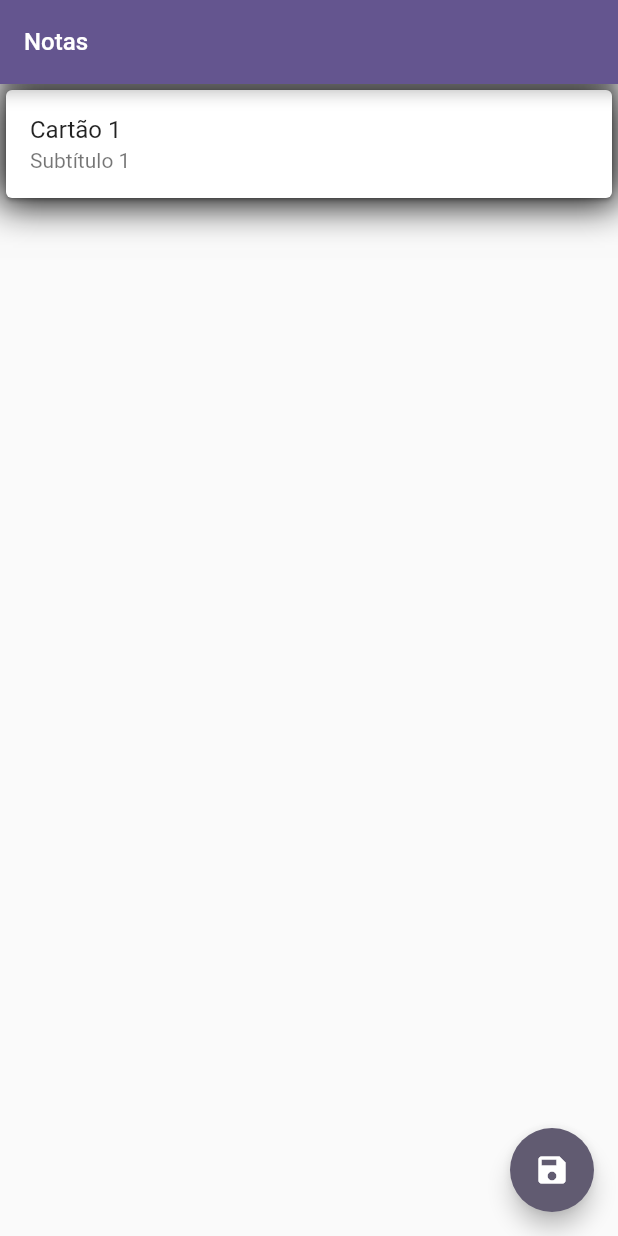
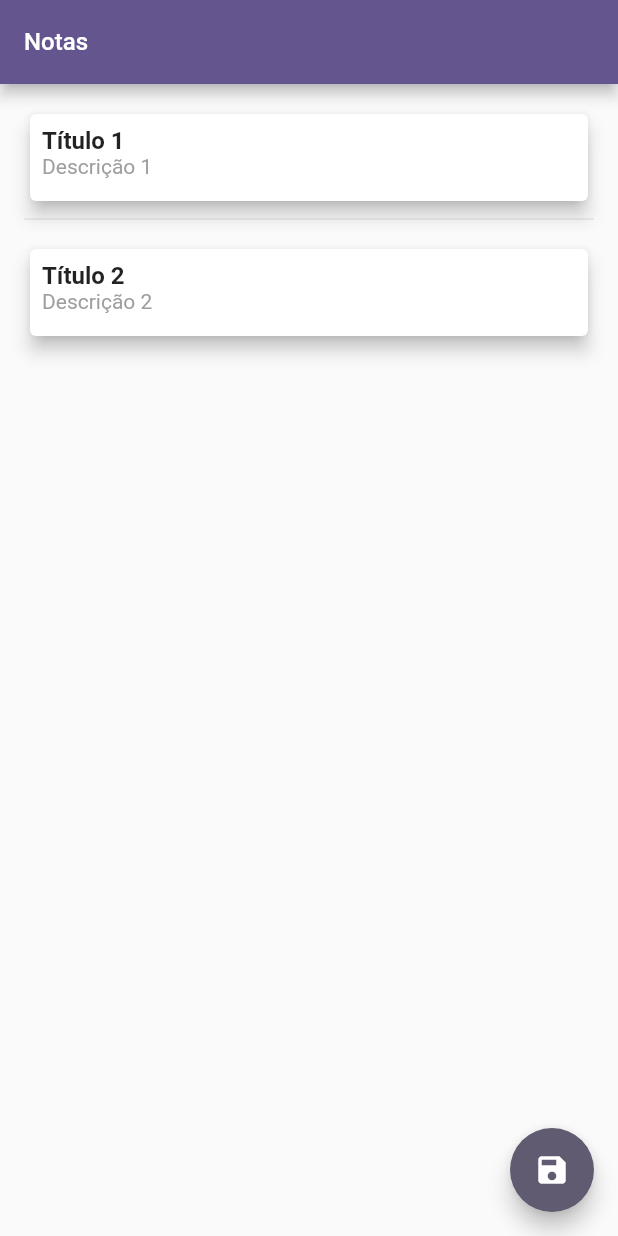
Before and after one commit to qedrohenrique/seton, a Flutter app: the screen it shows after launch, on a phone screen of 412 x 824 dp. Run offline on Flutter 3.47's test engine with Material 3 defaults, Android fonts, the phone set to English and light mode, and no system bars; our stand-ins replace google_fonts.

Commit message:
Added card list

```diff
--- a/lib/ui/components/notes_card.dart
+++ b/lib/ui/components/notes_card.dart
@@ -1,30 +1,45 @@
 import 'package:flutter/material.dart';
+import 'package:google_fonts/google_fonts.dart';
+import 'package:notas/domain/note.dart';
 
 class NotesCard extends StatelessWidget {
-  const NotesCard({super.key});
+  const NotesCard({super.key, required this.note});
+
+  final Note note;
 
   @override
   Widget build(BuildContext context) {
-    return Container(
-      decoration: const BoxDecoration(
+    return Padding(
+      padding: const EdgeInsets.only(top: 8),
+      child: SizedBox(
+          /*decoration: const BoxDecoration(
           boxShadow: [
             BoxShadow(
               color: Colors.black,
               blurRadius: 20.0,
             )
           ]
+        ),*/
+          height: 66,
+          child: Card(
+              elevation: 5,
+              child: Padding(
+                padding: const EdgeInsets.all(8.0),
+                child: Column(
+                  crossAxisAlignment: CrossAxisAlignment.start,
+                  mainAxisSize: MainAxisSize.max,
+                  children: [
+                    Text(note.title,
+                        textAlign: TextAlign.left,
+                        style: GoogleFonts.roboto(
+                            fontSize: 16, fontWeight: FontWeight.w700)),
+                    Text(note.content,
+                        textAlign: TextAlign.left,
+                        style:
+                            GoogleFonts.roboto(fontSize: 14, color: Colors.grey)),
+                  ],
                 ),
-      child: const Card(
-          child: Column(
-            mainAxisSize: MainAxisSize.min,
-            children: <Widget>[
-              ListTile(
-                title: Text('Cartão 1'),
-                subtitle: Text('Subtítulo 1'),
-              )
-            ],
-          )
-      )
+              ))),
     );
   }
 }
--- /dev/null
+++ b/lib/ui/components/notes_list.dart
@@ -0,0 +1,22 @@
+import 'package:flutter/cupertino.dart';
+import 'package:flutter/material.dart';
+import 'package:notas/domain/note.dart';
+import 'package:notas/ui/components/notes_card.dart';
+
+class NotesList extends StatelessWidget {
+  const NotesList({super.key, required this.notes});
+
+  final List<Note> notes;
+
+  Widget build(BuildContext context) {
+    return ListView.separated(
+        padding: EdgeInsets.only(top: 8, left: 16, bottom: 16, right: 16),
+        itemBuilder: (BuildContext context, int index) {
+          return NotesCard(note: notes[index]);
+        },
+        separatorBuilder: (BuildContext context, int index) {
+          return Divider();
+        },
+        itemCount: notes.length);
+  }
+}
--- a/lib/ui/pages/home_page.dart
+++ b/lib/ui/pages/home_page.dart
@@ -2,7 +2,9 @@ import 'package:flutter/material.dart';
 import 'package:notas/ui/components/notes_app_bar.dart';
 import 'package:notas/ui/components/notes_empty_state.dart';
 import 'package:notas/ui/components/notes_floating_button.dart';
+import 'package:notas/ui/components/notes_list.dart';
 
+import '../../domain/note.dart';
 import '../components/notes_card.dart';
 
 class HomePage extends StatelessWidget {
@@ -14,12 +16,15 @@ class HomePage extends StatelessWidget {
     final creatingNote = false;
     final icon = creatingNote ? Icons.add : Icons.save;
 
-    final notes = ['asd'];
+    final notes = [
+      new Note(title: "Título 1", content: "Descrição 1"),
+      new Note(title: "Título 2", content: "Descrição 2")
+    ];
 
     return Scaffold(
       appBar: const NotesAppBar(title: 'Notas'),
       floatingActionButton: NotesFloatingButton(buttonIcon: icon),
-      body: notes.isEmpty ? const Center(child: NotesEmptyState()) : const NotesCard()
+      body: notes.isEmpty ? const Center(child: NotesEmptyState()) : NotesList(notes: notes)
     );
   }
 }
--- a/pubspec.yaml
+++ b/pubspec.yaml
@@ -35,6 +35,7 @@ dependencies:
   # The following adds the Cupertino Icons font to your application.
   # Use with the CupertinoIcons class for iOS style icons.
   cupertino_icons: ^1.0.6
+  google_fonts: ^6.2.1
 
 dev_dependencies:
   flutter_test:
```
Also changed, not shown: pubspec.lock, 1 other file. Lines whose indentation alone changed are shown as unchanged.
